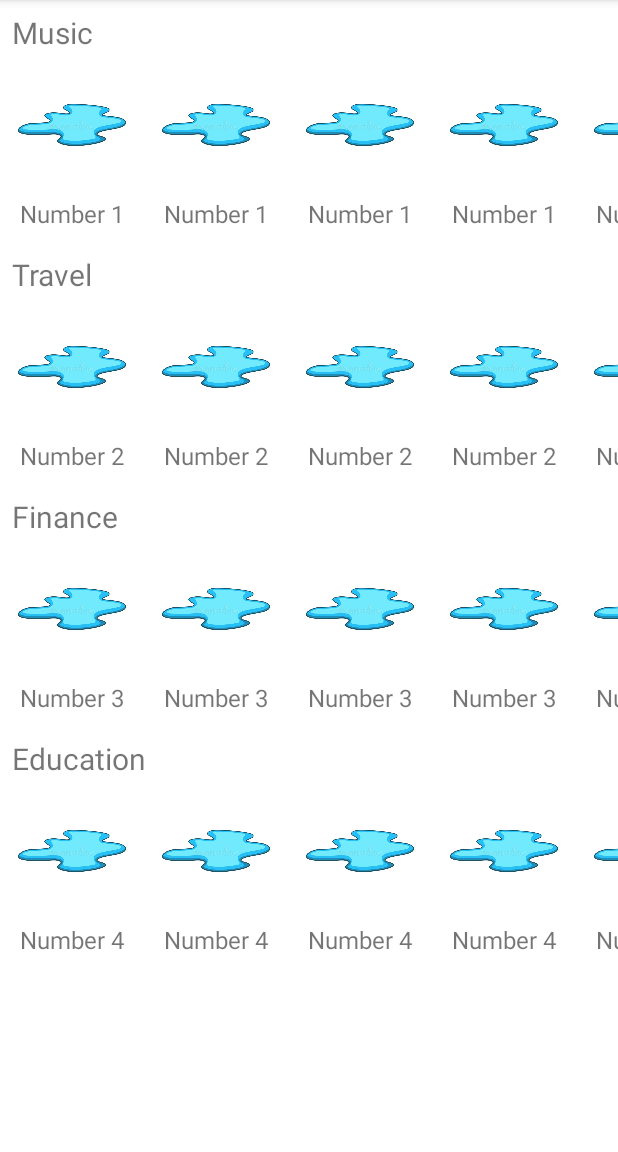
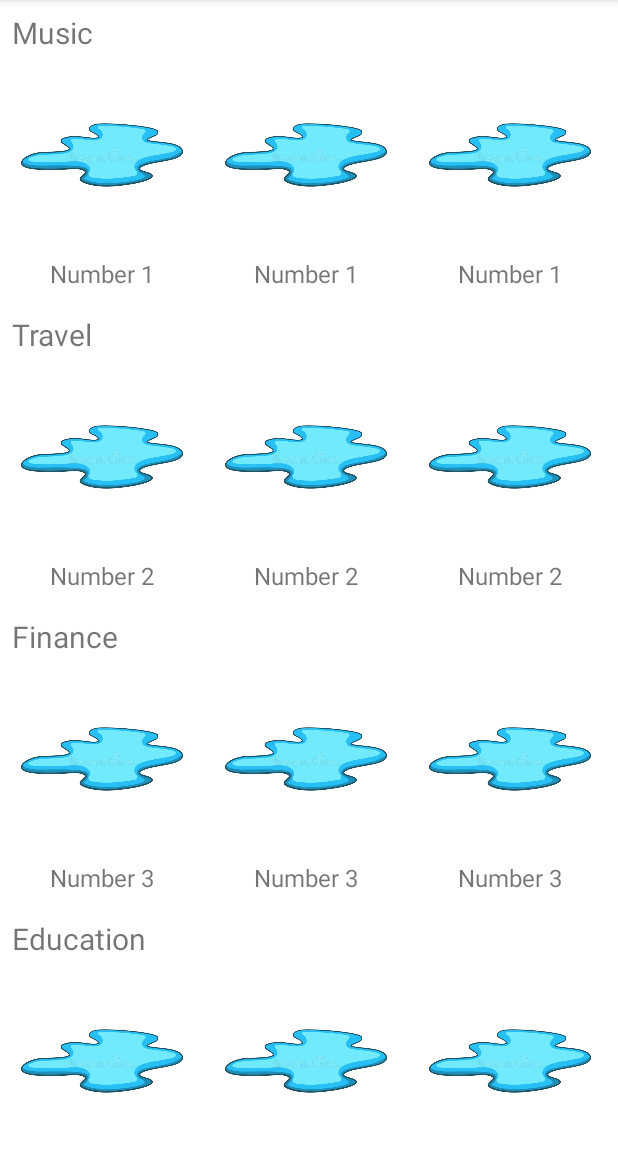
Before and after one commit to Sespeck/NUMAD22Su_Team24_Puddle, an Android app: the screen it shows after launch once a user with an empty profile is signed in (PuddleListActivity), on a phone screen of 412 x 824 dp, the part 84-1236 px from its top. Run offline under Robolectric (Android 15) with nearby library versions, the phone set to English and light mode, and no system bars; our stand-ins replace Firebase (no records; nobody signed in at launch, a user with empty details on screens opened directly).

Commit message:
Updated puddle icon with rounded corners and handled lag in recyclerview

```diff
--- a/app/src/main/AndroidManifest.xml
+++ b/app/src/main/AndroidManifest.xml
@@ -2,6 +2,8 @@
 <manifest xmlns:android="http://schemas.android.com/apk/res/android"
     xmlns:tools="http://schemas.android.com/tools"
     package="com.cs5520.assignments.numad22su_team24_puddle">
+
+    <uses-permission android:name="android.permission.INTERNET"/>
 
     <application
         android:allowBackup="true"
--- a/app/src/main/java/com/cs5520/assignments/numad22su_team24_puddle/Category.java
+++ b/app/src/main/java/com/cs5520/assignments/numad22su_team24_puddle/Category.java
@@ -3,7 +3,7 @@ package com.cs5520.assignments.numad22su_team24_puddle;
 import androidx.annotation.NonNull;
 
 public enum Category {
-    MUSIC(0), TRAVEL(1), FINANCE(2), EDUCATION(3);
+    MUSIC(0), TRAVEL(1), FINANCE(2), EDUCATION(3), A(4), B(5), C(6), D(7), E(8), F(9);
 
     int id;
 
--- a/app/src/main/java/com/cs5520/assignments/numad22su_team24_puddle/PuddleAdapter.java
+++ b/app/src/main/java/com/cs5520/assignments/numad22su_team24_puddle/PuddleAdapter.java
@@ -10,6 +10,8 @@ import android.widget.TextView;
 import androidx.annotation.NonNull;
 import androidx.recyclerview.widget.RecyclerView;
 
+import com.google.android.material.imageview.ShapeableImageView;
+
 import java.util.List;
 
 public class PuddleAdapter extends RecyclerView.Adapter<PuddleAdapter.PuddleViewHolder> {
@@ -19,7 +21,7 @@ public class PuddleAdapter extends RecyclerView.Adapter<PuddleAdapter.PuddleView
 
     public class PuddleViewHolder extends RecyclerView.ViewHolder {
         TextView puddleName;
-        ImageView puddleImage;
+        ShapeableImageView puddleImage;
         public PuddleViewHolder(@NonNull View itemView) {
             super(itemView);
             puddleName = itemView.findViewById(R.id.puddle_name_tv);
@@ -43,6 +45,7 @@ public class PuddleAdapter extends RecyclerView.Adapter<PuddleAdapter.PuddleView
         Puddle puddle = puddleList.get(position);
         holder.puddleName.setText(puddle.getName());
         holder.puddleImage.setImageBitmap(puddle.getDisplayImage());
+        holder.puddleImage.setShapeAppearanceModel(holder.puddleImage.getShapeAppearanceModel().withCornerSize(25));
     }
 
     @Override
--- a/app/src/main/java/com/cs5520/assignments/numad22su_team24_puddle/PuddleListActivity.java
+++ b/app/src/main/java/com/cs5520/assignments/numad22su_team24_puddle/PuddleListActivity.java
@@ -4,6 +4,7 @@ import androidx.appcompat.app.AppCompatActivity;
 import androidx.recyclerview.widget.LinearLayoutManager;
 import androidx.recyclerview.widget.RecyclerView;
 
+import android.graphics.Bitmap;
 import android.graphics.BitmapFactory;
 import android.os.Bundle;
 
@@ -28,17 +29,18 @@ public class PuddleListActivity extends AppCompatActivity {
 
     private List<List<Puddle>> getPuddleList() {
         List<List<Puddle>> puddlesList= new ArrayList<>();
+        Bitmap bitmap = BitmapFactory.decodeResource(this.getResources(), R.drawable.puddle);
         for(Category category: Category.values()) {
             List<Puddle> puddleArray = new ArrayList<>();
-            puddleArray.add(new Puddle("Number "+(category.id+1), "Number 1", BitmapFactory.decodeResource(this.getResources(), R.drawable.puddle)));
-            puddleArray.add(new Puddle("Number "+(category.id+1), "Number 1", BitmapFactory.decodeResource(this.getResources(), R.drawable.puddle)));
-            puddleArray.add(new Puddle("Number "+(category.id+1), "Number 1", BitmapFactory.decodeResource(this.getResources(), R.drawable.puddle)));
-            puddleArray.add(new Puddle("Number "+(category.id+1), "Number 1", BitmapFactory.decodeResource(this.getResources(), R.drawable.puddle)));
-            puddleArray.add(new Puddle("Number "+(category.id+1), "Number 1", BitmapFactory.decodeResource(this.getResources(), R.drawable.puddle)));
-            puddleArray.add(new Puddle("Number "+(category.id+1), "Number 1", BitmapFactory.decodeResource(this.getResources(), R.drawable.puddle)));
-            puddleArray.add(new Puddle("Number "+(category.id+1), "Number 1", BitmapFactory.decodeResource(this.getResources(), R.drawable.puddle)));
-            puddleArray.add(new Puddle("Number "+(category.id+1), "Number 1", BitmapFactory.decodeResource(this.getResources(), R.drawable.puddle)));
-            puddleArray.add(new Puddle("Number "+(category.id+1), "Number 1", BitmapFactory.decodeResource(this.getResources(), R.drawable.puddle)));
+            puddleArray.add(new Puddle("Number "+(category.id+1), "Number 1", bitmap));
+            puddleArray.add(new Puddle("Number "+(category.id+1), "Number 1", bitmap));
+            puddleArray.add(new Puddle("Number "+(category.id+1), "Number 1", bitmap));
+            puddleArray.add(new Puddle("Number "+(category.id+1), "Number 1", bitmap));
+            puddleArray.add(new Puddle("Number "+(category.id+1), "Number 1", bitmap));
+            puddleArray.add(new Puddle("Number "+(category.id+1), "Number 1", bitmap));
+            puddleArray.add(new Puddle("Number "+(category.id+1), "Number 1", bitmap));
+            puddleArray.add(new Puddle("Number "+(category.id+1), "Number 1", bitmap));
+            puddleArray.add(new Puddle("Number "+(category.id+1), "Number 1", bitmap));
             puddlesList.add(puddleArray);
         }
         return puddlesList;
--- a/app/src/main/res/layout/puddle_category_item.xml
+++ b/app/src/main/res/layout/puddle_category_item.xml
@@ -14,7 +14,7 @@
         app:layout_constraintTop_toTopOf="parent"
         app:layout_constraintStart_toStartOf="parent"
         android:textSize="@dimen/font_size_large"
-        tools:text = "Puddle"/>
+        tools:text = "Puddle Category Name"/>
 
     <androidx.recyclerview.widget.RecyclerView
         android:id="@+id/puddles_rv"
--- a/app/src/main/res/layout/puddle_rv_item.xml
+++ b/app/src/main/res/layout/puddle_rv_item.xml
@@ -6,16 +6,16 @@
     xmlns:tools="http://schemas.android.com/tools"
     android:padding="@dimen/padding_mid">
 
-    <ImageView
+    <com.google.android.material.imageview.ShapeableImageView
         android:id="@+id/puddle_item_image"
-        android:layout_width="80dp"
-        android:layout_height="80dp"
+        android:layout_width="@dimen/icon_size"
+        android:layout_height="@dimen/icon_size"
         android:textSize="@dimen/font_size_mid"
         app:layout_constraintTop_toTopOf="parent"
         app:layout_constraintBottom_toTopOf="@id/puddle_name_tv"
         app:layout_constraintStart_toStartOf="parent"
         app:layout_constraintEnd_toEndOf="parent"
-        tools:src ="@drawable/puddle"/>
+        android:src ="@drawable/puddle"/>
 
     <TextView
         android:id="@+id/puddle_name_tv"
--- a/app/src/main/res/values/dimensions.xml
+++ b/app/src/main/res/values/dimensions.xml
@@ -17,6 +17,6 @@
     <dimen name="font_size_large">20sp</dimen>
     <dimen name="font_size_xl">24sp</dimen>
 
-    <dimen name="icon_size">80dp</dimen>
+    <dimen name="icon_size">120dp</dimen>
     <dimen name="login_signup_rounded_corners">16dp</dimen>
 </resources>
```
